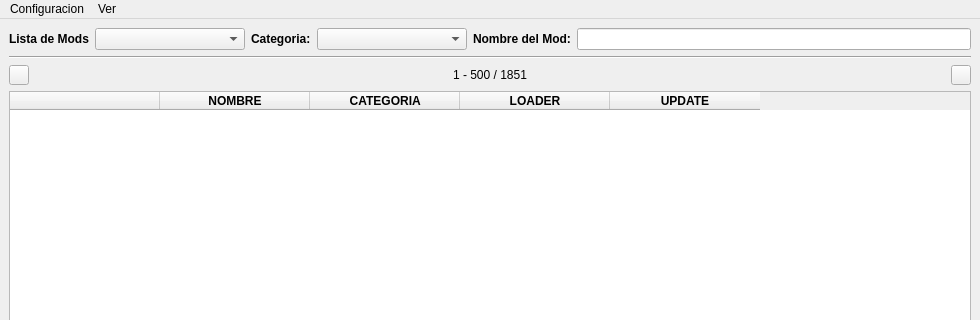
Above: pyqt_windows/main_window.ui from MelonRodante/ModList before the change; both pictures show x 0 to 980 and y 0 to 320 of the 980 by 600 pixel window. Below: the same form after it.
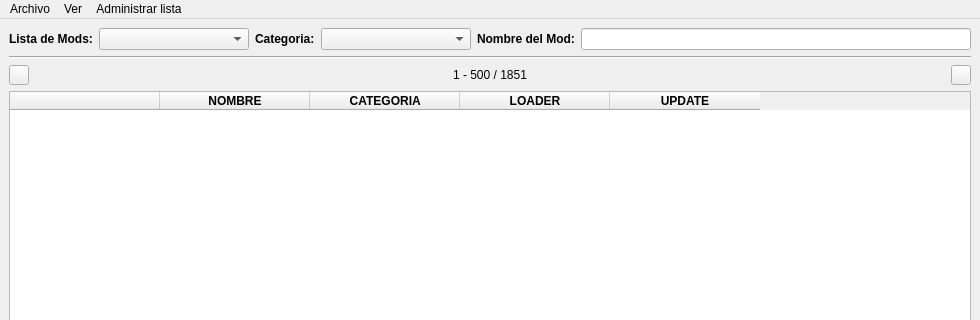
That is the form after the change. Icons and pictures are not drawn.

Commit message: Cambios en el orderby y ajustes de interfaz

Diff of the .ui file:
```diff
--- a/pyqt_windows/main_window.ui
+++ b/pyqt_windows/main_window.ui
@@ -51,7 +51,7 @@
          </font>
         </property>
         <property name="text">
-         <string>Lista de Mods</string>
+         <string>Lista de Mods:</string>
         </property>
        </widget>
       </item>
@@ -501,9 +501,9 @@
      <height>21</height>
     </rect>
    </property>
-   <widget class="QMenu" name="menuConfiguration">
+   <widget class="QMenu" name="menuArchive">
     <property name="title">
-     <string>Configuracion</string>
+     <string>Archivo</string>
     </property>
     <addaction name="actionAdminLists"/>
     <addaction name="actionSearchingNewMods"/>
@@ -520,8 +520,16 @@
     <addaction name="actionShowInstalled"/>
     <addaction name="actionShowIgnored"/>
    </widget>
-   <addaction name="menuConfiguration"/>
+   <widget class="QMenu" name="menuAdministrar_lista">
+    <property name="title">
+     <string>Administrar lista</string>
+    </property>
+    <addaction name="actionShowNoFindFavorites"/>
+    <addaction name="actionIgnoreNoLoader"/>
+   </widget>
+   <addaction name="menuArchive"/>
    <addaction name="menuShow"/>
+   <addaction name="menuAdministrar_lista"/>
   </widget>
   <widget class="QStatusBar" name="statusbar">
    <property name="sizeGripEnabled">
```
Left out of the diff: 22 changed lines with no effect on the pictures. The commit also changes 6 other files.
